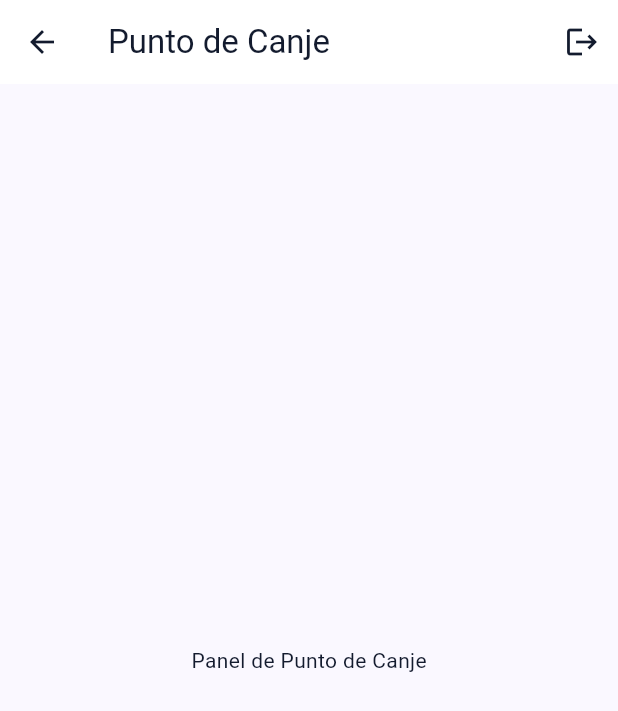
After one commit to Sharif-Garcia/circloop_movil, a Flutter app: the PuntoCanjeHomeScreen screen opened directly, on a phone screen of 412 x 824 dp. The commit adds this screen. Shown: the top 711 px of the screen. Run offline on Flutter 3.47's test engine with Material 3 defaults, Android fonts, the phone set to English and light mode, and no system bars; our stand-ins replace flutter_riverpod.

Commit message:
"feat: implementar navegacion por rol"

```diff
--- /dev/null
+++ b/lib/screens/punto_canje/punto_canje_home_screen.dart
@@ -0,0 +1,17 @@
+import 'package:circloop_movil/widgets/logout_button.dart';
+import 'package:flutter/material.dart';
+
+class PuntoCanjeHomeScreen extends StatelessWidget {
+  const PuntoCanjeHomeScreen({super.key});
+
+  @override
+  Widget build(BuildContext context) {
+    return Scaffold(
+      appBar: AppBar(
+        title: const Text('Punto de Canje'),
+        actions: const [LogoutButton()],
+      ),
+      body: const Center(child: Text('Panel de Punto de Canje')),
+    );
+  }
+}
--- /dev/null
+++ b/lib/widgets/logout_button.dart
@@ -0,0 +1,29 @@
+import 'package:flutter/material.dart';
+import 'package:flutter_riverpod/flutter_riverpod.dart';
+
+import '../providers/auth_provider.dart';
+import '../screens/auth/login_screen.dart';
+
+class LogoutButton extends ConsumerWidget {
+  const LogoutButton({super.key});
+
+  void _cerrarSesion(BuildContext context, WidgetRef ref) {
+    ref.read(authProvider.notifier).cerrarSesion();
+
+    Navigator.of(context).pushAndRemoveUntil(
+      MaterialPageRoute(builder: (_) => const LoginScreen()),
+      (route) => false,
+    );
+  }
+
+  @override
+  Widget build(BuildContext context, WidgetRef ref) {
+    return IconButton(
+      onPressed: () {
+        _cerrarSesion(context, ref);
+      },
+      icon: const Icon(Icons.logout),
+      tooltip: 'Cerrar sesión',
+    );
+  }
+}
```
Also changed, not shown: lib/screens/admin/admin_home_screen.dart (added, +17 -0 lines), lib/screens/auth/login_screen.dart (+13 -0 lines), lib/screens/comunidad/comunidad_home_screen.dart (added, +17 -0 lines), lib/screens/operador/operador_home_screen.dart (added, +17 -0 lines), lib/utils/role_router.dart (added, +28 -0 lines).
